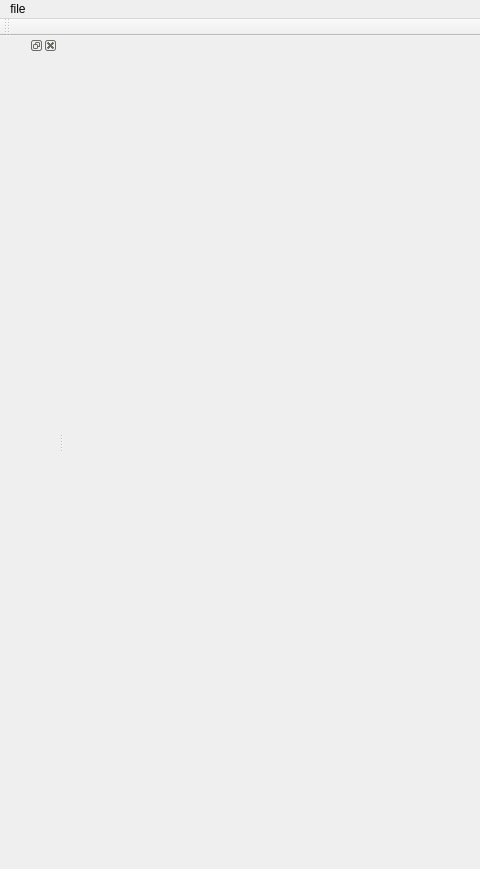
Before: the Qt Designer form sewingeditor.ui in dolphin-li/SewingEditor, drawn with Qt 5; both pictures show x 0 to 480 and y 0 to 869 of the 1080 by 869 pixel window.
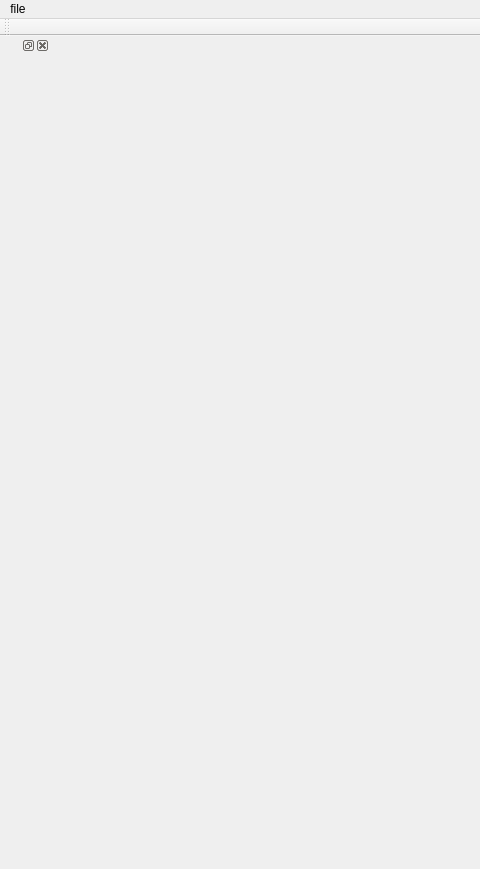
After: the same form once the commit is applied. Custom widgets are drawn as their Qt base class.

What changed in the file:
```diff
--- a/sewingeditor.ui
+++ b/sewingeditor.ui
@@ -71,6 +71,24 @@
    <widget class="QWidget" name="dockWidgetContents_3"/>
   </widget>
   <widget class="QDockWidget" name="dockWidgetLeft">
+   <property name="minimumSize">
+    <size>
+     <width>50</width>
+     <height>38</height>
+    </size>
+   </property>
+   <property name="maximumSize">
+    <size>
+     <width>50</width>
+     <height>99999</height>
+    </size>
+   </property>
+   <property name="floating">
+    <bool>false</bool>
+   </property>
+   <property name="allowedAreas">
+    <set>Qt::LeftDockWidgetArea</set>
+   </property>
    <attribute name="dockWidgetArea">
     <number>1</number>
    </attribute>
```
